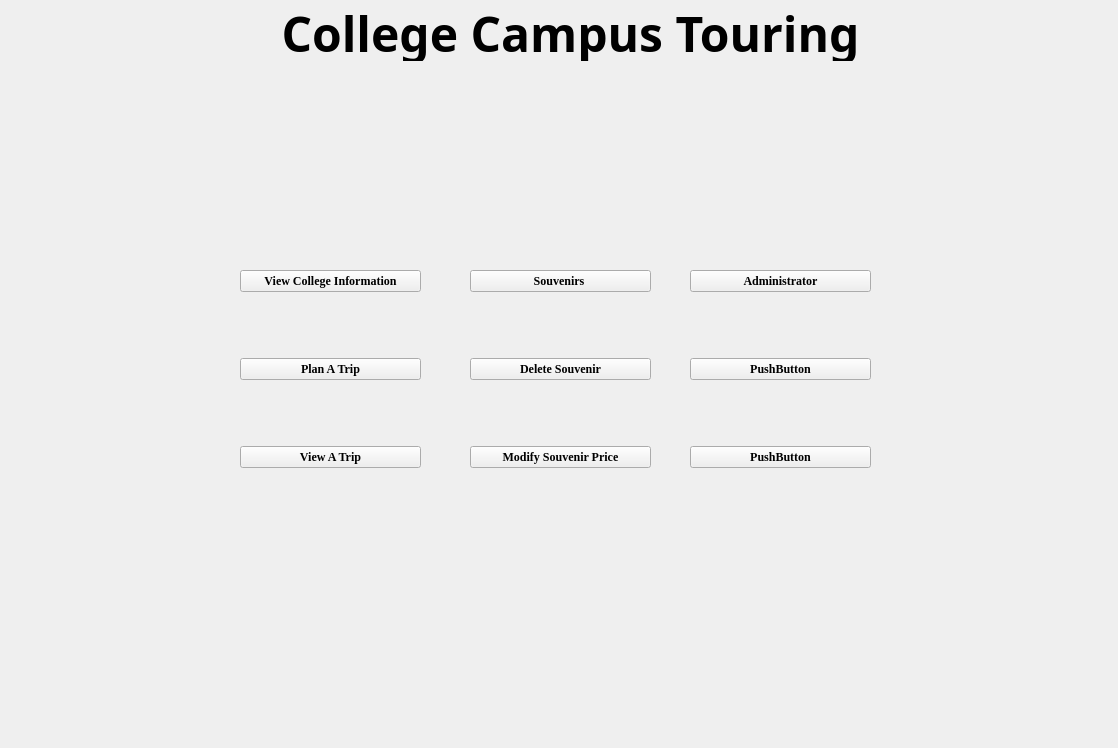
This is tutorial/mainpage.ui in Ryoung04/College-Touring-Group-B as Qt 5 draws it before an edit. The edited form follows.
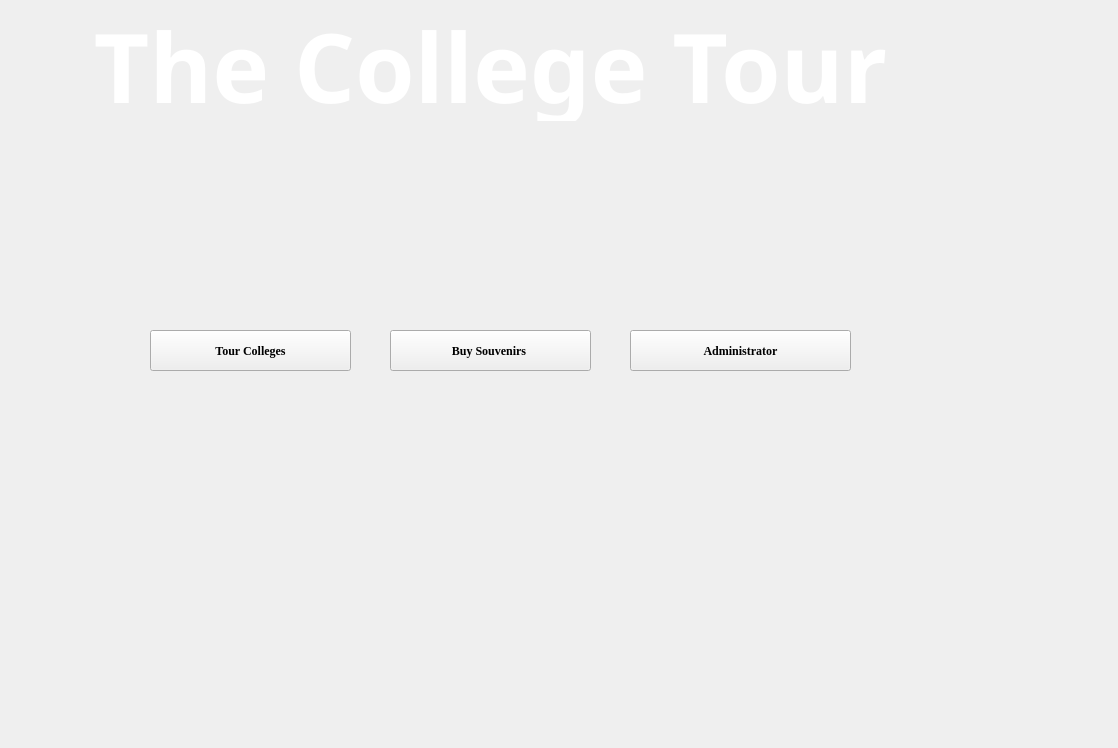
This is the edited form. Icons and pictures are not drawn.

Patch:
```diff
--- a/tutorial/mainpage.ui
+++ b/tutorial/mainpage.ui
@@ -32,10 +32,10 @@
    <widget class="QLabel" name="label">
     <property name="geometry">
      <rect>
-      <x>170</x>
+      <x>40</x>
       <y>0</y>
-      <width>801</width>
-      <height>61</height>
+      <width>901</width>
+      <height>121</height>
      </rect>
     </property>
     <property name="font">
@@ -49,7 +49,7 @@
      <string notr="true"/>
     </property>
     <property name="text">
-     <string>&lt;html&gt;&lt;head/&gt;&lt;body&gt;&lt;p&gt;&lt;span style=&quot; font-size:36pt; color:#000000;&quot;&gt;College Campus Touring&lt;/span&gt;&lt;/p&gt;&lt;/body&gt;&lt;/html&gt;</string>
+     <string>&lt;html&gt;&lt;head/&gt;&lt;body&gt;&lt;p&gt;&lt;span style=&quot; font-size:72pt; color:#ffffff;&quot;&gt;The College Tour&lt;/span&gt;&lt;/p&gt;&lt;/body&gt;&lt;/html&gt;</string>
     </property>
     <property name="alignment">
      <set>Qt::AlignmentFlag::AlignCenter</set>
@@ -106,158 +106,62 @@
      </item>
     </layout>
    </widget>
-   <widget class="QWidget" name="gridLayoutWidget">
+   <widget class="QPushButton" name="pushButton_8">
     <property name="geometry">
      <rect>
-      <x>240</x>
-      <y>210</y>
-      <width>181</width>
-      <height>321</height>
+      <x>390</x>
+      <y>330</y>
+      <width>201</width>
+      <height>41</height>
      </rect>
     </property>
-    <layout class="QGridLayout" name="gridLayout">
-     <item row="2" column="0">
-      <widget class="QPushButton" name="pushButton_2">
-       <property name="font">
-        <font>
-         <family>Times New Roman</family>
-         <bold>true</bold>
-        </font>
-       </property>
-       <property name="text">
-        <string>View A Trip</string>
-       </property>
-      </widget>
-     </item>
-     <item row="0" column="0">
-      <widget class="QPushButton" name="pushButton_4">
-       <property name="font">
-        <font>
-         <family>Times New Roman</family>
-         <bold>true</bold>
-        </font>
-       </property>
-       <property name="text">
-        <string>View College Information</string>
-       </property>
-      </widget>
-     </item>
-     <item row="1" column="0">
-      <widget class="QPushButton" name="pushButton">
-       <property name="font">
-        <font>
-         <family>Times New Roman</family>
-         <bold>true</bold>
-        </font>
-       </property>
-       <property name="text">
-        <string>Plan A Trip</string>
-       </property>
-      </widget>
-     </item>
-    </layout>
+    <property name="font">
+     <font>
+      <family>Times New Roman</family>
+      <bold>true</bold>
+     </font>
+    </property>
+    <property name="text">
+     <string>Buy Souvenirs </string>
+    </property>
    </widget>
-   <widget class="QWidget" name="gridLayoutWidget_2">
+   <widget class="QPushButton" name="pushButton_15">
     <property name="geometry">
      <rect>
-      <x>470</x>
-      <y>210</y>
-      <width>181</width>
-      <height>321</height>
+      <x>630</x>
+      <y>330</y>
+      <width>221</width>
+      <height>41</height>
      </rect>
     </property>
-    <layout class="QGridLayout" name="gridLayout_2">
-     <item row="3" column="0">
-      <widget class="QPushButton" name="pushButton_7">
-       <property name="font">
-        <font>
-         <family>Times New Roman</family>
-         <bold>true</bold>
-        </font>
-       </property>
-       <property name="text">
-        <string>Modify Souvenir Price</string>
-       </property>
-      </widget>
-     </item>
-     <item row="2" column="0">
-      <widget class="QPushButton" name="pushButton_6">
-       <property name="font">
-        <font>
-         <family>Times New Roman</family>
-         <bold>true</bold>
-        </font>
-       </property>
-       <property name="text">
-        <string>Delete Souvenir</string>
-       </property>
-      </widget>
-     </item>
-     <item row="1" column="0">
-      <widget class="QPushButton" name="pushButton_8">
-       <property name="font">
-        <font>
-         <family>Times New Roman</family>
-         <bold>true</bold>
-        </font>
-       </property>
-       <property name="text">
-        <string>Souvenirs </string>
-       </property>
-      </widget>
-     </item>
-    </layout>
+    <property name="font">
+     <font>
+      <family>Times New Roman</family>
+      <bold>true</bold>
+     </font>
+    </property>
+    <property name="text">
+     <string>Administrator</string>
+    </property>
    </widget>
-   <widget class="QWidget" name="gridLayoutWidget_4">
+   <widget class="QPushButton" name="pushButton_4">
     <property name="geometry">
      <rect>
-      <x>690</x>
-      <y>210</y>
-      <width>181</width>
-      <height>321</height>
+      <x>150</x>
+      <y>330</y>
+      <width>201</width>
+      <height>41</height>
      </rect>
     </property>
-    <layout class="QGridLayout" name="gridLayout_4">
-     <item row="2" column="0">
-      <widget class="QPushButton" name="pushButton_13">
-       <property name="font">
-        <font>
-         <family>Times New Roman</family>
-         <bold>true</bold>
-        </font>
-       </property>
-       <property name="text">
-        <string>PushButton</string>
-       </property>
-      </widget>
-     </item>
-     <item row="3" column="0">
-      <widget class="QPushButton" name="pushButton_14">
-       <property name="font">
-        <font>
-         <family>Times New Roman</family>
-         <bold>true</bold>
-        </font>
-       </property>
-       <property name="text">
-        <string>PushButton</string>
-       </property>
-      </widget>
-     </item>
-     <item row="1" column="0">
-      <widget class="QPushButton" name="pushButton_15">
-       <property name="font">
-        <font>
-         <family>Times New Roman</family>
-         <bold>true</bold>
-        </font>
-       </property>
-       <property name="text">
-        <string>Administrator</string>
-       </property>
-      </widget>
-     </item>
-    </layout>
+    <property name="font">
+     <font>
+      <family>Times New Roman</family>
+      <bold>true</bold>
+     </font>
+    </property>
+    <property name="text">
+     <string>Tour Colleges</string>
+    </property>
    </widget>
   </widget>
  </widget>
```
Left out of the diff: 2 changed lines with no effect on the pictures.
